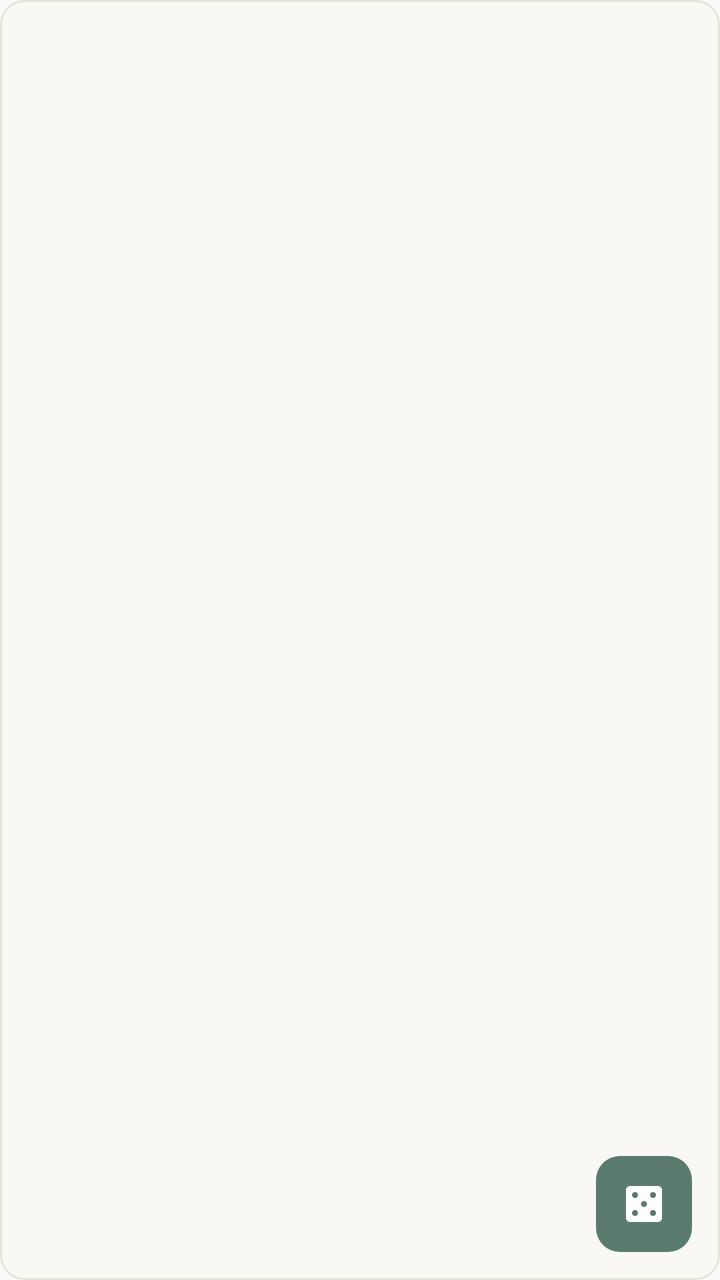
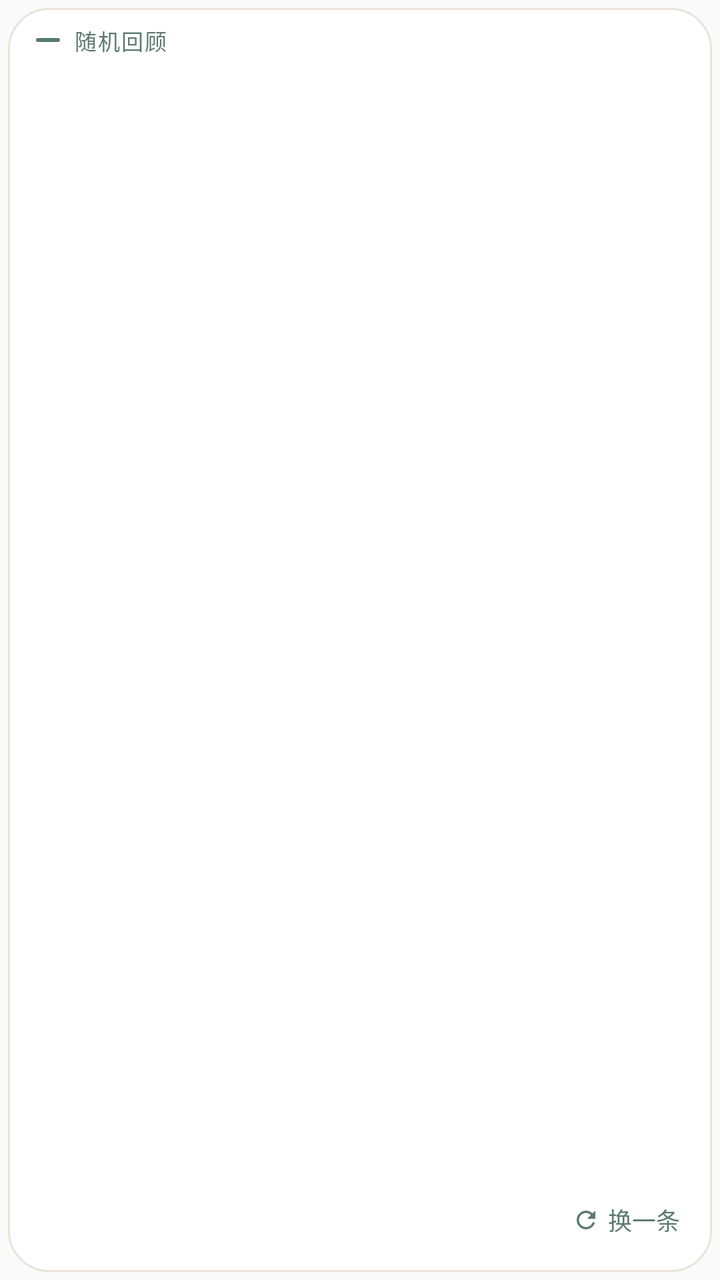

The first picture is an Android layout as it rendered before a commit; the second is the same layout after the commit. The layout source and the unified diff follow.
<!-- AndroidManifest.xml: application theme Theme.GiftToLife -->
<!-- res/layout/random_review_widget.xml -->
<?xml version="1.0" encoding="utf-8"?>
<LinearLayout xmlns:android="http://schemas.android.com/apk/res/android"
    android:id="@+id/widget_container"
    android:layout_width="match_parent"
    android:layout_height="match_parent"
    android:orientation="vertical"
    android:background="@drawable/widget_background"
    android:padding="14dp">

    <LinearLayout
        android:layout_width="match_parent"
        android:layout_height="0dp"
        android:layout_weight="1"
        android:gravity="center_vertical"
        android:orientation="horizontal">

        <TextView
            android:id="@+id/widget_content"
            android:layout_width="0dp"
            android:layout_height="wrap_content"
            android:layout_weight="1"
            android:gravity="center_vertical"
            android:maxLines="6"
            android:ellipsize="end"
            android:lineSpacingMultiplier="1.3"
            android:textColor="#3D392E"
            android:textSize="16sp" />

        <ImageView
            android:id="@+id/widget_image"
            android:layout_width="96dp"
            android:layout_height="96dp"
            android:layout_marginStart="12dp"
            android:scaleType="centerCrop"
            android:contentDescription="记录图片" />
    </LinearLayout>

    <LinearLayout
        android:layout_width="match_parent"
        android:layout_height="wrap_content"
        android:layout_marginTop="10dp"
        android:gravity="center_vertical"
        android:orientation="horizontal">

        <TextView
            android:id="@+id/widget_meta"
            android:layout_width="0dp"
            android:layout_height="wrap_content"
            android:layout_weight="1"
            android:maxLines="1"
            android:ellipsize="end"
            android:textColor="#8B8577"
            android:textSize="12sp" />

        <ImageButton
            android:id="@+id/widget_refresh"
            android:layout_width="48dp"
            android:layout_height="48dp"
            android:layout_marginStart="12dp"
            android:background="@drawable/widget_dice_button"
            android:padding="11dp"
            android:src="@drawable/ic_casino"
            android:tint="#FFFFFF"
            android:contentDescription="换一条" />
    </LinearLayout>
</LinearLayout>
<!-- resources referenced by this layout -->
<resources>
  <!-- drawable ic_casino (drawable) -->
  <vector xmlns:android="http://schemas.android.com/apk/res/android" android:width="24dp" android:height="24dp" android:viewportWidth="24" android:viewportHeight="24">
      <path android:fillColor="@android:color/black" android:pathData="M19,3H5C3.9,3 3,3.9 3,5v14c0,1.1 0.9,2 2,2h14c1.1,0 2,-0.9 2,-2V5C21,3.9 20.1,3 19,3zM7.5,18C6.67,18 6,17.33 6,16.5S6.67,15 7.5,15 9,15.67 9,16.5 8.33,18 7.5,18zM7.5,9C6.67,9 6,8.33 6,7.5S6.67,6 7.5,6 9,6.67 9,7.5 8.33,9 7.5,9zM12,13.5c-0.83,0 -1.5,-0.67 -1.5,-1.5s0.67,-1.5 1.5,-1.5 1.5,0.67 1.5,1.5 -0.67,1.5 -1.5,1.5zM16.5,18c-0.83,0 -1.5,-0.67 -1.5,-1.5s0.67,-1.5 1.5,-1.5 1.5,0.67 1.5,1.5 -0.67,1.5 -1.5,1.5zM16.5,9c-0.83,0 -1.5,-0.67 -1.5,-1.5S15.67,6 16.5,6s1.5,0.67 1.5,1.5S17.33,9 16.5,9z"/>
  </vector>
  <!-- drawable widget_background (drawable) -->
  <?xml version="1.0" encoding="utf-8"?>
  <shape xmlns:android="http://schemas.android.com/apk/res/android">
      <solid android:color="#FAF8F5" />
      <corners android:radius="12dp" />
      <stroke android:width="1dp" android:color="#E8E3D8" />
  </shape>
  <!-- drawable widget_dice_button (drawable) -->
  <?xml version="1.0" encoding="utf-8"?>
  <shape xmlns:android="http://schemas.android.com/apk/res/android">
      <solid android:color="#5B7B6F" />
      <corners android:radius="12dp" />
  </shape>
  <style name="Theme.GiftToLife" parent="android:Theme.Material.Light.NoActionBar" />
</resources>

<!-- the commit's change to res/layout/random_review_widget.xml (unified diff, before → after) -->
@@ -1,66 +1,143 @@
 <?xml version="1.0" encoding="utf-8"?>
-<LinearLayout xmlns:android="http://schemas.android.com/apk/res/android"
+<FrameLayout xmlns:android="http://schemas.android.com/apk/res/android"
     android:id="@+id/widget_container"
     android:layout_width="match_parent"
     android:layout_height="match_parent"
-    android:orientation="vertical"
-    android:background="@drawable/widget_background"
-    android:padding="14dp">
+    android:padding="4dp">
+
+    
+    <ImageView
+        android:id="@+id/widget_card_fill"
+        android:layout_width="match_parent"
+        android:layout_height="match_parent"
+        android:importantForAccessibility="no"
+        android:scaleType="fitXY"
+        android:src="@drawable/widget_card_fill" />
+
+    <ImageView
+        android:id="@+id/widget_card_border"
+        android:layout_width="match_parent"
+        android:layout_height="match_parent"
+        android:importantForAccessibility="no"
+        android:scaleType="fitXY"
+        android:src="@drawable/widget_card_border" />
 
     <LinearLayout
         android:layout_width="match_parent"
-        android:layout_height="0dp"
-        android:layout_weight="1"
-        android:gravity="center_vertical"
-        android:orientation="horizontal">
+        android:layout_height="match_parent"
+        android:orientation="vertical"
+        android:paddingStart="14dp"
+        android:paddingTop="8dp"
+        android:paddingEnd="14dp"
+        android:paddingBottom="6dp">
 
-        <TextView
-            android:id="@+id/widget_content"
-            android:layout_width="0dp"
+        <LinearLayout
+            android:id="@+id/widget_label_row"
+            android:layout_width="wrap_content"
             android:layout_height="wrap_content"
+            android:layout_marginBottom="8dp"
+            android:gravity="center_vertical"
+            android:orientation="horizontal">
+
+            <ImageView
+                android:id="@+id/widget_rule"
+                android:layout_width="12dp"
+                android:layout_height="2dp"
+                android:importantForAccessibility="no"
+                android:scaleType="fitXY"
+                android:src="@drawable/widget_rule" />
+
+            <TextView
+                android:id="@+id/widget_label"
+                android:layout_width="wrap_content"
+                android:layout_height="wrap_content"
+                android:layout_marginStart="7dp"
+                android:fontFamily="sans-serif-medium"
+                android:letterSpacing="0.06"
+                android:text="随机回顾"
+                android:textColor="#5B7B6F"
+                android:textSize="11sp" />
+        </LinearLayout>
+
+        <LinearLayout
+            android:layout_width="match_parent"
+            android:layout_height="0dp"
             android:layout_weight="1"
             android:gravity="center_vertical"
-            android:maxLines="6"
-            android:ellipsize="end"
-            android:lineSpacingMultiplier="1.3"
-            android:textColor="#3D392E"
-            android:textSize="16sp" />
+            android:orientation="horizontal">
 
-        <ImageView
-            android:id="@+id/widget_image"
-            android:layout_width="96dp"
-            android:layout_height="96dp"
-            android:layout_marginStart="12dp"
-            android:scaleType="centerCrop"
-            android:contentDescription="记录图片" />
+            <TextView
+                android:id="@+id/widget_content"
+                android:layout_width="0dp"
+                android:layout_height="match_parent"
+                android:layout_weight="1"
+                android:ellipsize="end"
+                android:fontFamily="sans-serif"
+                android:gravity="center_vertical|start"
+                android:includeFontPadding="false"
+                android:lineSpacingMultiplier="1.3"
+                android:maxLines="5"
+                android:textColor="#363A32"
+                android:textSize="16sp" />
+
+            <ImageView
+                android:id="@+id/widget_image"
+                android:layout_width="72dp"
+                android:layout_height="72dp"
+                android:layout_gravity="center_vertical"
+                android:layout_marginStart="12dp"
+                android:contentDescription="记录图片"
+                android:scaleType="centerCrop"
+                android:visibility="gone" />
+        </LinearLayout>
+
+        <LinearLayout
+            android:id="@+id/widget_footer"
+            android:layout_width="match_parent"
+            android:layout_height="40dp"
+            android:layout_marginTop="4dp"
+            android:gravity="end|center_vertical"
+            android:orientation="horizontal">
+
+            <TextView
+                android:id="@+id/widget_meta"
+                android:layout_width="0dp"
+                android:layout_height="wrap_content"
+                android:layout_weight="1"
+                android:ellipsize="end"
+                android:fontFamily="sans-serif"
+                android:fontFeatureSettings="tnum"
+                android:maxLines="1"
+                android:textColor="#686E64"
+                android:textSize="11sp" />
+
+            <LinearLayout
+                android:id="@+id/widget_refresh"
+                android:layout_width="wrap_content"
+                android:layout_height="40dp"
+                android:gravity="center_vertical"
+                android:orientation="horizontal"
+                android:paddingStart="8dp"
+                android:paddingEnd="2dp">
+
+                <ImageView
+                    android:id="@+id/widget_refresh_icon"
+                    android:layout_width="14dp"
+                    android:layout_height="14dp"
+                    android:contentDescription="@null"
+                    android:importantForAccessibility="no"
+                    android:src="@drawable/ic_widget_refresh" />
+
+                <TextView
+                    android:id="@+id/widget_refresh_label"
+                    android:layout_width="wrap_content"
+                    android:layout_height="wrap_content"
+                    android:layout_marginStart="4dp"
+                    android:fontFamily="sans-serif-medium"
+                    android:text="换一条"
+                    android:textColor="#5B7B6F"
+                    android:textSize="12sp" />
+            </LinearLayout>
+        </LinearLayout>
     </LinearLayout>
-
-    <LinearLayout
-        android:layout_width="match_parent"
-        android:layout_height="wrap_content"
-        android:layout_marginTop="10dp"
-        android:gravity="center_vertical"
-        android:orientation="horizontal">
-
-        <TextView
-            android:id="@+id/widget_meta"
-            android:layout_width="0dp"
-            android:layout_height="wrap_content"
-            android:layout_weight="1"
-            android:maxLines="1"
-            android:ellipsize="end"
-            android:textColor="#8B8577"
-            android:textSize="12sp" />
-
-        <ImageButton
-            android:id="@+id/widget_refresh"
-            android:layout_width="48dp"
-            android:layout_height="48dp"
-            android:layout_marginStart="12dp"
-            android:background="@drawable/widget_dice_button"
-            android:padding="11dp"
-            android:src="@drawable/ic_casino"
-            android:tint="#FFFFFF"
-            android:contentDescription="换一条" />
-    </LinearLayout>
-</LinearLayout>
+</FrameLayout>
<!-- resource entries referenced after the edit -->
@@ -1,21 +1,35 @@
 <!-- resources referenced by this layout -->
 <resources>
-  <!-- drawable ic_casino (drawable) -->
-  <vector xmlns:android="http://schemas.android.com/apk/res/android" android:width="24dp" android:height="24dp" android:viewportWidth="24" android:viewportHeight="24">
-      <path android:fillColor="@android:color/black" android:pathData="M19,3H5C3.9,3 3,3.9 3,5v14c0,1.1 0.9,2 2,2h14c1.1,0 2,-0.9 2,-2V5C21,3.9 20.1,3 19,3zM7.5,18C6.67,18 6,17.33 6,16.5S6.67,15 7.5,15 9,15.67 9,16.5 8.33,18 7.5,18zM7.5,9C6.67,9 6,8.33 6,7.5S6.67,6 7.5,6 9,6.67 9,7.5 8.33,9 7.5,9zM12,13.5c-0.83,0 -1.5,-0.67 -1.5,-1.5s0.67,-1.5 1.5,-1.5 1.5,0.67 1.5,1.5 -0.67,1.5 -1.5,1.5zM16.5,18c-0.83,0 -1.5,-0.67 -1.5,-1.5s0.67,-1.5 1.5,-1.5 1.5,0.67 1.5,1.5 -0.67,1.5 -1.5,1.5zM16.5,9c-0.83,0 -1.5,-0.67 -1.5,-1.5S15.67,6 16.5,6s1.5,0.67 1.5,1.5S17.33,9 16.5,9z"/>
+  <!-- drawable ic_widget_refresh (drawable) -->
+  <?xml version="1.0" encoding="utf-8"?>
+  <vector xmlns:android="http://schemas.android.com/apk/res/android"
+      android:width="24dp"
+      android:height="24dp"
+      android:viewportWidth="24"
+      android:viewportHeight="24">
+      <path
+          android:fillColor="#5B7B6F"
+          android:pathData="M17.65,6.35C16.2,4.9 14.21,4 12,4c-4.42,0 -7.99,3.58 -7.99,8s3.57,8 7.99,8c3.73,0 6.84,-2.55 7.73,-6h-2.08c-0.82,2.33 -3.04,4 -5.65,4 -3.31,0 -6,-2.69 -6,-6s2.69,-6 6,-6c1.66,0 3.14,0.69 4.22,1.78L13,11h7V4l-2.35,2.35z" />
   </vector>
-  <!-- drawable widget_background (drawable) -->
+  <!-- drawable widget_card_border (drawable) -->
   <?xml version="1.0" encoding="utf-8"?>
   <shape xmlns:android="http://schemas.android.com/apk/res/android">
-      <solid android:color="#FAF8F5" />
-      <corners android:radius="12dp" />
-      <stroke android:width="1dp" android:color="#E8E3D8" />
+      <stroke
+          android:width="1dp"
+          android:color="#E8E3D8" />
+      <corners android:radius="20dp" />
   </shape>
-  <!-- drawable widget_dice_button (drawable) -->
+  <!-- drawable widget_card_fill (drawable) -->
+  <?xml version="1.0" encoding="utf-8"?>
+  <shape xmlns:android="http://schemas.android.com/apk/res/android">
+      <solid android:color="#FFFFFF" />
+      <corners android:radius="20dp" />
+  </shape>
+  <!-- drawable widget_rule (drawable) -->
   <?xml version="1.0" encoding="utf-8"?>
   <shape xmlns:android="http://schemas.android.com/apk/res/android">
       <solid android:color="#5B7B6F" />
-      <corners android:radius="12dp" />
+      <corners android:radius="2dp" />
   </shape>
   <style name="Theme.GiftToLife" parent="android:Theme.Material.Light.NoActionBar" />
 </resources>
